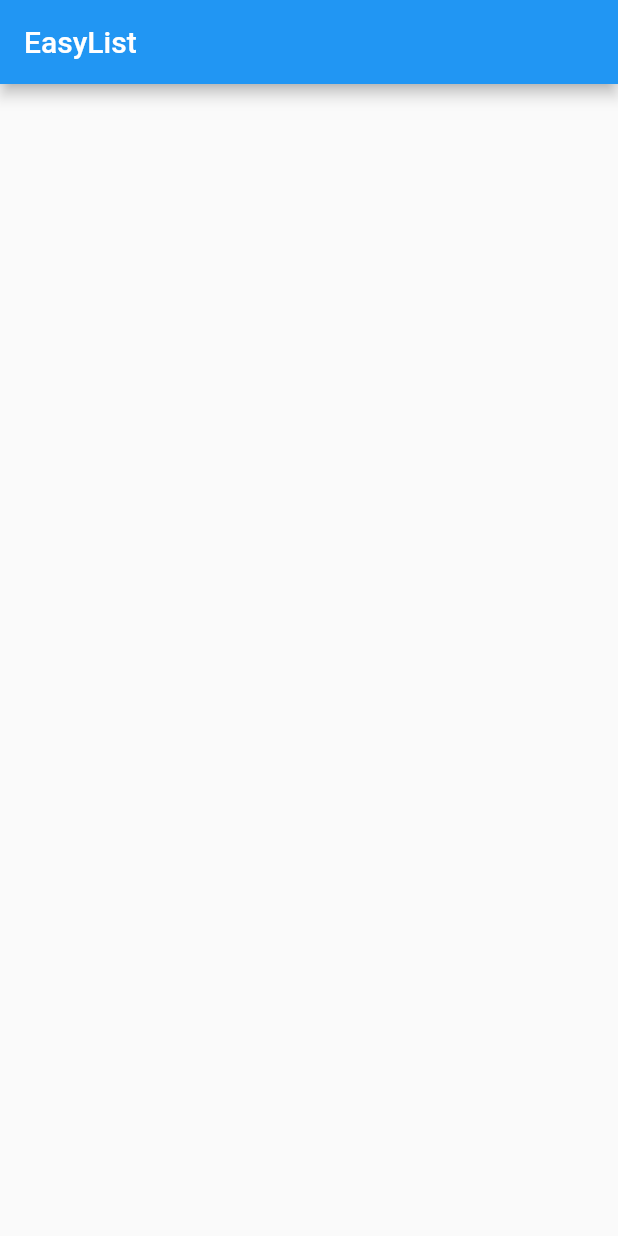
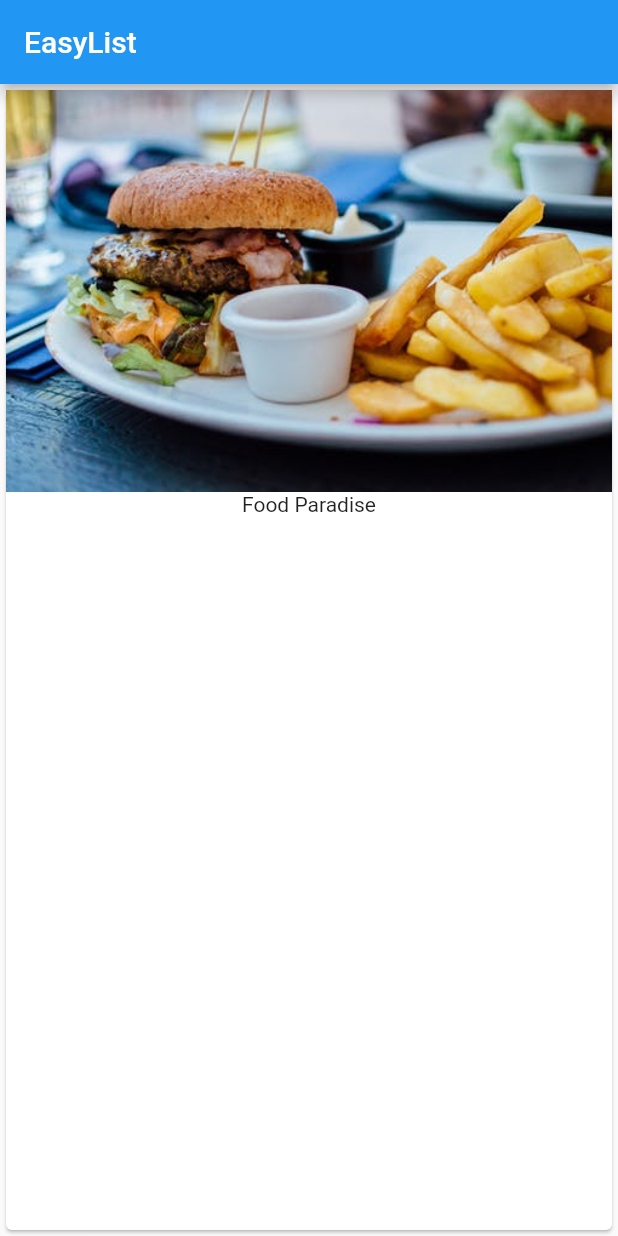
Before and after one commit to ogomb/flutter_demo, a Flutter app: the screen it shows after launch, on a phone screen of 412 x 824 dp. Run offline on Flutter 3.47's test engine with Material 2 defaults, Android fonts, the phone set to English and light mode, and no system bars.

Commit message:
add card widget to scaffold object.

```diff
--- a/lib/main.dart
+++ b/lib/main.dart
@@ -1,10 +1,9 @@
 import 'package:flutter/material.dart';
 
-main() {
-  runApp(MyApp());
-}
+void main() => runApp(MyApp());
 
 class MyApp extends StatelessWidget {
+
   @override
   Widget build(BuildContext context) {
     return new MaterialApp(
@@ -12,6 +11,10 @@ class MyApp extends StatelessWidget {
         appBar: AppBar(
           title: Text('EasyList'),
         ),
+        body: Card(child: Column(children: <Widget>[
+          Image.asset('assets/food.jpeg'),
+          Text('Food Paradise')
+        ],),),
       ),
     );
   }
--- a/pubspec.yaml
+++ b/pubspec.yaml
@@ -41,8 +41,8 @@ flutter:
   uses-material-design: true
 
   # To add assets to your application, add an assets section, like this:
-  # assets:
-  #  - images/a_dot_burr.jpeg
+  assets:
+    - assets/food.jpeg
   #  - images/a_dot_ham.jpeg
 
   # An image asset can refer to one or more resolution-specific "variants", see
```
Also changed, not shown: assets/food.jpeg (added).
